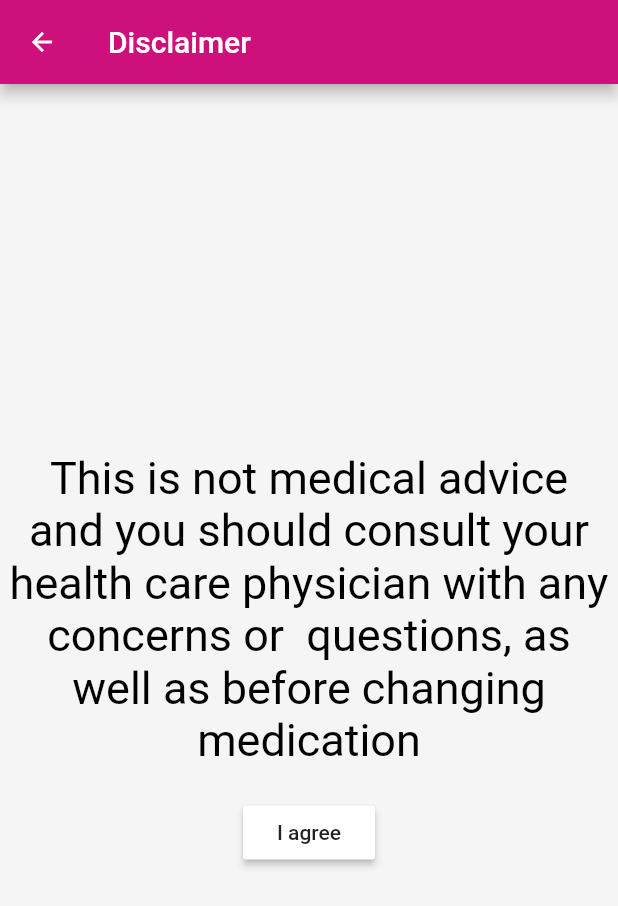
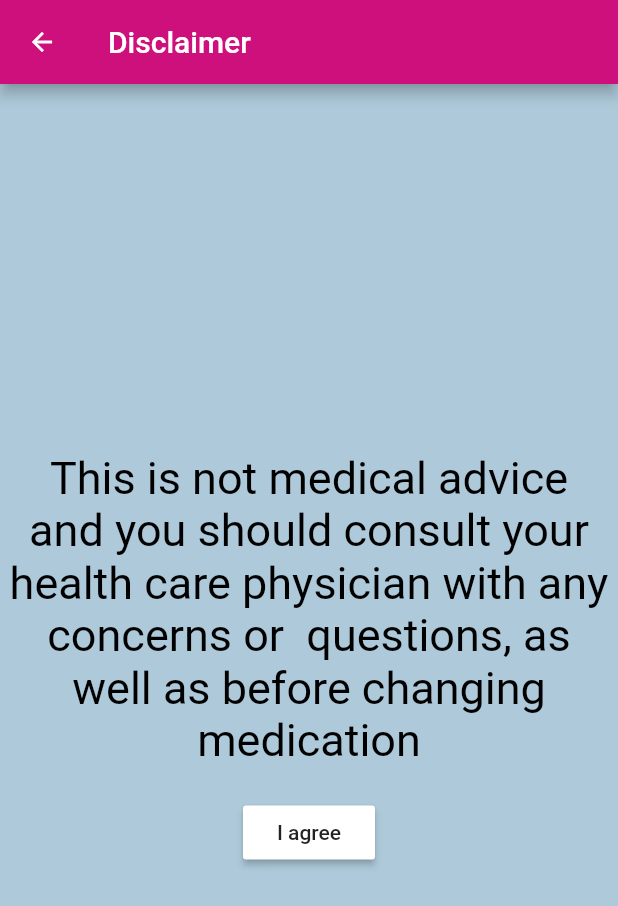
Before and after one commit to thetravisweber/virago-app, a Flutter app: the screen it shows after launch, after a tap on "Get Started", on a phone screen of 412 x 824 dp. Shown: the top 906 px of the screen. Run offline on Flutter 3.47's test engine with Material 2 defaults, Android fonts, the phone set to English and light mode, and no system bars; our stand-ins replace flutter_dotenv, smooth_star_rating; network calls fail; Roboto replaces fonts that are missing (Oswald).

Commit message:
changed background color

```diff
--- a/lib/main.dart
+++ b/lib/main.dart
@@ -16,9 +16,7 @@ import 'package:virago/classes/Store.dart';
 void main() async {
   WidgetsFlutterBinding.ensureInitialized();
 
-  print("Loading dotenv file");
   await DotEnv().load('.env');
-  print("Done Loading Env Variables");
 
   runApp(Virago());
 }
@@ -36,31 +34,16 @@ class Virago extends StatelessWidget {
           theme: viragoTheme(),
           home: MyHomePage(),
           routes: <String, WidgetBuilder> {
+            'home' : (BuildContext context) => MyHomePage(),
             'disclaimer' : (BuildContext context) => DisclaimerPage(),
             'pagec' : (BuildContext context) => PageC(),
             'page2' : (BuildContext context) => Page2(),
             'page11' : (BuildContext context) => Page11(),
             'page12' : (BuildContext context) => Page12(),
-            'home' : (BuildContext context) => MyHomePage(),
+
             'reviews' : (BuildContext context) => BrandsPage(),
           },
         )
       );
   }
-
-  // @override
-  // Widget build(BuildContext context) {
-
-  //   return MaterialApp(
-  //     title: 'Virago',
-  //     theme: viragoTheme(),
-  //     home: MyHomePage(),
-  //     routes: <String, WidgetBuilder> {
-  //       'disclaimer' : (BuildContext context) => DisclaimerPage(),
-  //       'pagec' : (BuildContext context) => PageC(),
-  //       'page2' : (BuildContext context) => Page2(),
-  //       'home' : (BuildContext context) => MyHomePage(),
-  //     },
-  //   );
-  // }
 }
--- a/lib/pages/home.dart
+++ b/lib/pages/home.dart
@@ -21,6 +21,7 @@ class _MyHomePageState extends State<MyHomePage> {
             ),
             Text(
               'Welcome!',
+              style: Theme.of(context).textTheme.caption
             ),
             Text(
               'testing whats up'
--- a/lib/theme.dart
+++ b/lib/theme.dart
@@ -42,7 +42,7 @@ ThemeData viragoTheme() {
       primaryColor: Color(0xffce107c),
       //primaryColor: Color(0xff4829b2),
       indicatorColor: Color(0xFF807A6B),
-      scaffoldBackgroundColor: Color(0xFFF5F5F5),
+      scaffoldBackgroundColor: Color.fromRGBO(174, 202, 218, 1),
       accentColor: Color(0xFFFFF8E1),
       iconTheme: IconThemeData(
         color: Colors.white,
```
Also changed, not shown: lib/pages/brands.dart (+31 -31 lines).
